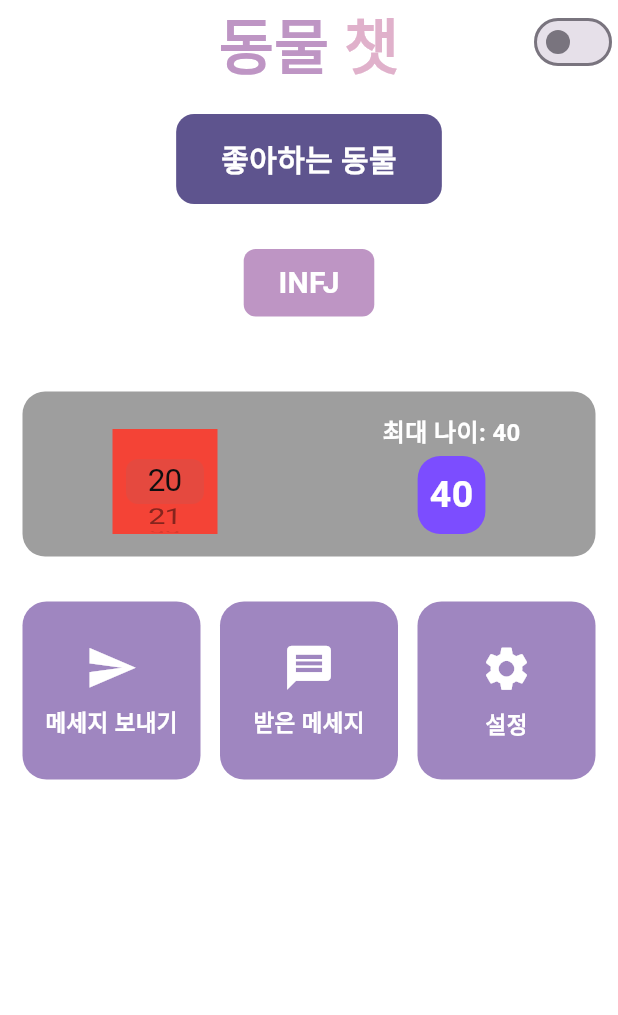
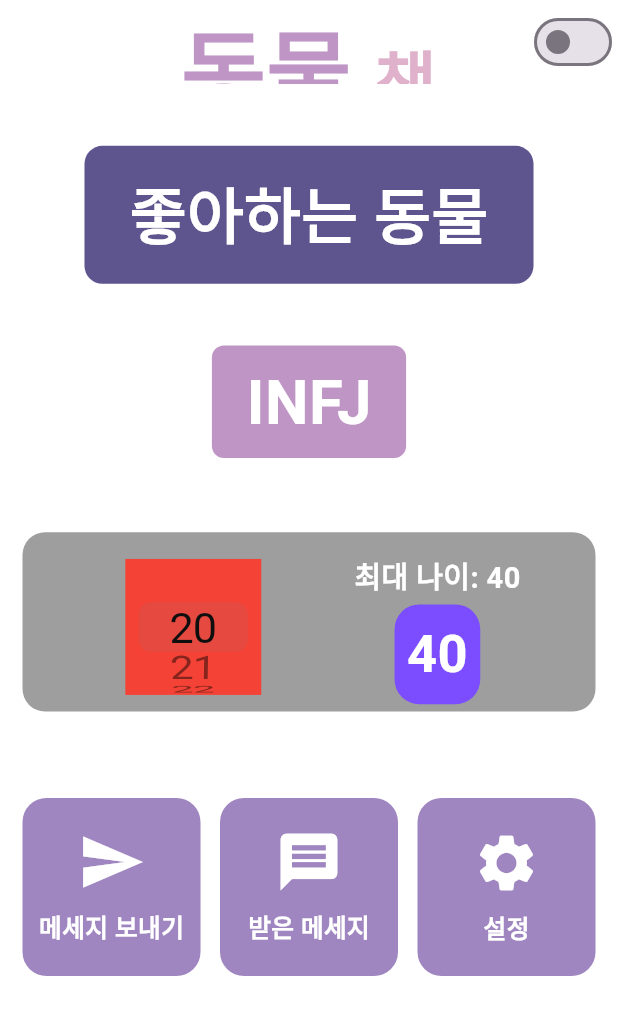
Before and after one commit to KIMSSEUNG/ChatPRJ, a Flutter app: the screen it shows after launch, after a tap on an icon or button, on a phone screen of 412 x 824 dp. Shown: the top 1015 px of the screen. Run offline on Flutter 3.47's test engine with Material 3 defaults, Android fonts, the phone set to English and light mode, and no system bars.

Commit message:
25-01-18 13:06 main화면 UI 고정값에서 비율값으로 변경

```diff
--- a/lib/main.dart
+++ b/lib/main.dart
@@ -35,7 +35,7 @@ class _AnimalChatAppState extends State<AnimalChatApp> {
                     text: '동물 ',
                     style: TextStyle(
                       color: Color(0xFFBE95C4),
-                      fontSize: 40,
+                      fontSize: MediaQuery.of(context).size.width * 0.15,
                       fontWeight: FontWeight.bold,
                     ),
                   ),
@@ -43,7 +43,7 @@ class _AnimalChatAppState extends State<AnimalChatApp> {
                     text: '챗',
                     style: TextStyle(
                       color: Color(0xFFE0B1CB),
-                      fontSize: 40,
+                      fontSize: MediaQuery.of(context).size.width * 0.11,
                       fontWeight: FontWeight.bold,
                     ),
                   ),
@@ -68,7 +68,7 @@ class _AnimalChatAppState extends State<AnimalChatApp> {
           child: Column(
             crossAxisAlignment: CrossAxisAlignment.center,
             children: [
-              SizedBox(height: 20), // 원하는 높이 설정 (여기서는 16dp)
+              SizedBox(height: MediaQuery.of(context).size.height * 0.05),
               // 좋아하는 동물
               Container(
                 padding: EdgeInsets.symmetric(horizontal: 30, vertical: 15),
@@ -79,13 +79,13 @@ class _AnimalChatAppState extends State<AnimalChatApp> {
                 child: Text(
                   '좋아하는 동물',
                   style: TextStyle(
-                    fontSize: 20,
+                    fontSize: MediaQuery.of(context).size.width * 0.1,
                     fontWeight: FontWeight.bold,
                     color: Colors.white, // 텍스트 색상 (가독성 위해 흰색)
                   ),
                 ),
               ),
-              SizedBox(height: 30),
+              SizedBox(height: MediaQuery.of(context).size.height * 0.05),
               // INFJ
               Container(
                 padding: EdgeInsets.symmetric(horizontal: 23, vertical: 8),
@@ -96,14 +96,16 @@ class _AnimalChatAppState extends State<AnimalChatApp> {
                 child: Text(
                   'INFJ',
                   style: TextStyle(
-                    fontSize: 20,
+                    fontSize: MediaQuery.of(context).size.width * 0.1,
                     fontWeight: FontWeight.bold,
                     color: Colors.white, // 텍스트 색상 (가독성 위해 흰색)
                   ),
                 ),
               ),
 
-              SizedBox(height: 50.0),
+              SizedBox(
+                height: MediaQuery.of(context).size.height * 0.06,
+              ),
               // 나이 선택 위젯 호출
               AgeSelector(
                 //selectedMinAge: selectedMinAge,
@@ -116,7 +118,7 @@ class _AnimalChatAppState extends State<AnimalChatApp> {
                 // },
               ),
 
-              SizedBox(height: 30),
+              SizedBox(height: MediaQuery.of(context).size.height * 0.07),
               Expanded(
                 child: GridView.count(
                   crossAxisCount: 3,  // 한 줄에 3개의 항목
@@ -149,13 +151,13 @@ class _AnimalChatAppState extends State<AnimalChatApp> {
           child: Column(
             mainAxisAlignment: MainAxisAlignment.center, // 아이콘과 텍스트 정렬
             children: [
-              Icon(icon, size: 35, color: Colors.white), // 아이콘
-              SizedBox(height: 8), // 아이콘과 텍스트 간격
+              Icon(icon, size: MediaQuery.of(context).size.width * 0.11, color: Colors.white), // 아이콘
+              SizedBox(height: MediaQuery.of(context).size.height * 0.01), // 아이콘과 텍스트 간격
               Text(
                 label,
                 style: TextStyle(
                   color: Colors.white, // 텍스트 색
-                  fontSize: 15,
+                  fontSize: MediaQuery.of(context).size.width * 0.04,
                   fontWeight: FontWeight.bold,
                 ),
               ),
--- a/lib/util/age_selector.dart
+++ b/lib/util/age_selector.dart
@@ -12,7 +12,7 @@ class AgeSelector extends StatelessWidget {
       child: Column(
         children: [
           Container(
-            height: 110,
+            height: MediaQuery.of(context).size.height * 0.145, // 화면 높이의 10%
             decoration: BoxDecoration(
               color: Colors.grey,
               borderRadius: BorderRadius.circular(15),
--- a/lib/util/max_age_picker.dart
+++ b/lib/util/max_age_picker.dart
@@ -17,6 +17,10 @@ class _MaxAgePickerState extends State<MaxAgePicker> {
 
   @override
   Widget build(BuildContext context) {
+    // 화면 너비와 높이 변수 설정
+    double screenWidth = MediaQuery.of(context).size.width;
+    double screenHeight = MediaQuery.of(context).size.height;
+
     return GestureDetector(
       onTap: () {
         setState(() {
@@ -33,24 +37,35 @@ class _MaxAgePickerState extends State<MaxAgePicker> {
         children: [
           Text(
             '최대 나이: ${widget.maximumAge - selectedIndex}',
-            style: TextStyle(fontSize: 16, color: Colors.white, fontWeight: FontWeight.bold),
+            style: TextStyle(
+              fontSize: screenWidth * 0.047, // 화면 너비의 4.7%를 텍스트 크기로 설정
+              color: Colors.white,
+              fontWeight: FontWeight.bold,
+            ),
           ),
-          SizedBox(height: 4.0),
+          SizedBox(height: screenHeight * 0.005), // 화면 높이의 0.5% 여백 추가
           Container(
-            padding: const EdgeInsets.all(8.0), // 원하는 내부 여백 설정
+            padding: EdgeInsets.all(screenWidth * 0.02), // 화면 너비의 2% 내부 여백
             decoration: BoxDecoration(
               color: Colors.deepPurpleAccent, // 배경색 설정
-              borderRadius: BorderRadius.circular(15.0), // 둥근 모서리
+              borderRadius: BorderRadius.circular(screenWidth * 0.04), // 화면 너비의 4% 둥근 모서리
             ),
             child: Text(
               '${widget.maximumAge - selectedIndex}',
-              style: TextStyle(fontSize: 25, color: Colors.white, fontWeight: FontWeight.bold),
+              style: TextStyle(
+                fontSize: screenWidth * 0.085,
+                color: Colors.white,
+                fontWeight: FontWeight.bold,
+              ),
             ),
-          )
+          ),
         ],
       )
           : Padding(
-        padding: const EdgeInsets.only(right: 13.0, bottom: 5), // 원하는 여백 설정
+        padding: EdgeInsets.only(
+          right: screenWidth * 0.05, // 화면 너비의 5.5% 오른쪽 패딩
+          bottom: screenHeight * 0.008, // 화면 높이의 1% 아래 패딩
+        ),
         child: buildPicker(
           startValue: widget.maximumAge,
           itemCount: widget.maximumAge - widget.minimumAge + 1,
@@ -73,11 +88,13 @@ class _MaxAgePickerState extends State<MaxAgePicker> {
     required ValueChanged<int> onIndexChanged,
     bool isDescending = false,
   }) {
+    double screenWidth = MediaQuery.of(context).size.width;
+
     return Container(
-      height: 70,
-      width: 70,
+      height: screenWidth * 0.22, // 화면 너비의 18% 높이 설정
+      width: screenWidth * 0.22, // 화면 너비의 18% 너비 설정
       child: CupertinoPicker(
-        itemExtent: 30,
+        itemExtent: screenWidth * 0.12, // 화면 너비의 8%를 아이템 높이로 설정
         backgroundColor: Colors.blue,
         onSelectedItemChanged: onIndexChanged,
         children: List.generate(itemCount, (index) {
@@ -85,7 +102,10 @@ class _MaxAgePickerState extends State<MaxAgePicker> {
           return Center(
             child: Text(
               value.toString(),
-              style: TextStyle(color: Colors.black),
+              style: TextStyle(
+                color: Colors.black,
+                fontSize: screenWidth * 0.07, // 화면 너비의 4% 텍스트 크기
+              ),
             ),
           );
         }),
--- a/lib/util/min_age_picker.dart
+++ b/lib/util/min_age_picker.dart
@@ -17,6 +17,10 @@ class _MinAgePickerState extends State<MinAgePicker> {
 
   @override
   Widget build(BuildContext context) {
+    // 화면 너비와 높이를 변수로 정의
+    double screenWidth = MediaQuery.of(context).size.width;
+    double screenHeight = MediaQuery.of(context).size.height;
+
     return GestureDetector(
       onTap: () {
         setState(() {
@@ -33,25 +37,35 @@ class _MinAgePickerState extends State<MinAgePicker> {
         children: [
           Text(
             '최소 나이: ${widget.minimumAge + selectedIndex}',
-                    style: TextStyle(fontSize: 16, color: Colors.white ,fontWeight: FontWeight.bold),
+            style: TextStyle(
+              fontSize: screenWidth * 0.047, // 화면 너비의 4.7%를 텍스트 크기로 설정
+              color: Colors.white,
+              fontWeight: FontWeight.bold,
             ),
-                  SizedBox(height: 4.0),
+          ),
+          SizedBox(height: screenHeight * 0.005), // 화면 높이의 0.5% 여백 추가
           Container(
-                    padding: const EdgeInsets.all(8.0), // 원하는 내부 여백 설정
+            padding: EdgeInsets.all(screenWidth * 0.02), // 화면 너비의 2% 패딩
             decoration: BoxDecoration(
               color: Colors.deepPurpleAccent, // 배경색 설정
-                      borderRadius: BorderRadius.circular(15.0), // 둥근 모서리
+              borderRadius: BorderRadius.circular(screenWidth * 0.04), // 화면 너비의 4% 반경
             ),
             child: Text(
               '${widget.minimumAge + selectedIndex}',
-                      style: TextStyle(fontSize: 25, color: Colors.white , fontWeight: FontWeight.bold),
+              style: TextStyle(
+                fontSize: screenWidth * 0.085, // 화면 너비의 9% 텍스트 크기
+                color: Colors.white,
+                fontWeight: FontWeight.bold,
               ),
+            ),
+          ),
+        ],
       )
-                ]
-            )
-          :
-            Padding(
-              padding: const EdgeInsets.only(left: 10.0 , bottom: 5), // 원하는 여백 설정
+          : Padding(
+        padding: EdgeInsets.only(
+          left: screenWidth * 0.045, // 화면 너비의 7% 패딩
+          bottom: screenHeight * 0.01, // 화면 높이의 1.3% 패딩
+        ),
         child: buildPicker(
           startValue: widget.minimumAge,
           itemCount: widget.maximumAge - widget.minimumAge + 1,
@@ -62,7 +76,7 @@ class _MinAgePickerState extends State<MinAgePicker> {
             });
           },
         ),
-            )
+      ),
     );
   }
 
@@ -72,18 +86,23 @@ class _MinAgePickerState extends State<MinAgePicker> {
     required int selectedIndex,
     required ValueChanged<int> onIndexChanged,
   }) {
+    double screenWidth = MediaQuery.of(context).size.width;
+
     return Container(
-      height: 70,
-      width: 70,
+      height: screenWidth * 0.22, // 화면 너비의 18% 높이 설정
+      width: screenWidth * 0.22, // 화면 너비의 18% 너비 설정
       child: CupertinoPicker(
-        itemExtent: 30,
+        itemExtent: screenWidth * 0.08, // 화면 너비의 8%를 아이템 높이로 설정
         backgroundColor: Colors.red,
         onSelectedItemChanged: onIndexChanged,
         children: List.generate(itemCount, (index) {
           return Center(
             child: Text(
               (startValue + index).toString(),
-              style: TextStyle(color: Colors.black),
+              style: TextStyle(
+                color: Colors.black,
+                fontSize: screenWidth * 0.07, // 화면 너비의 4% 텍스트 크기
+              ),
             ),
           );
         }),
```
Lines whose indentation alone changed are shown as unchanged.
